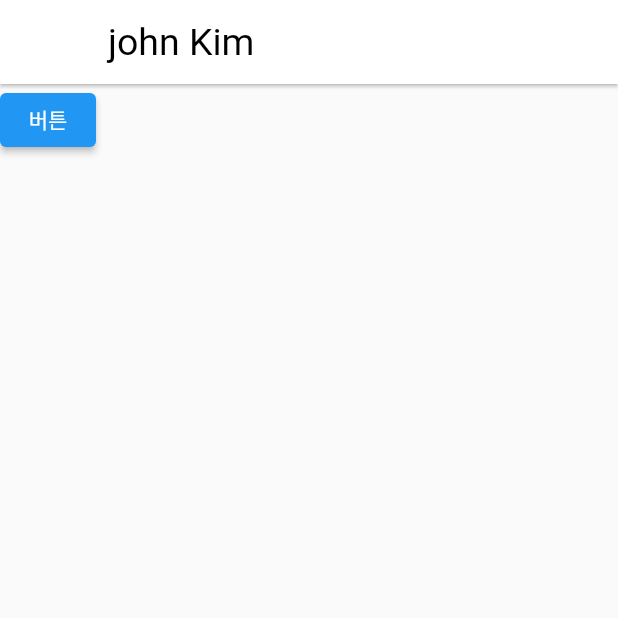
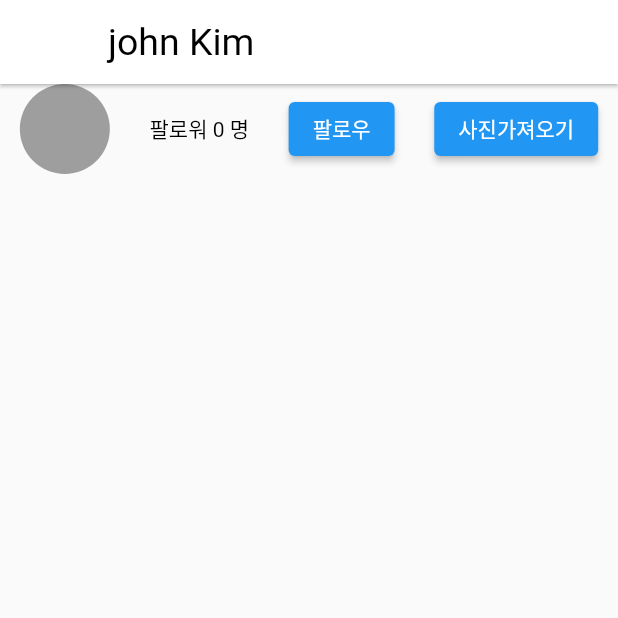
Before and after one commit to sh6137/instagram, a Flutter app: the Profile screen opened directly, on a phone screen of 412 x 824 dp, the top half of it. Run offline on Flutter 3.47's test engine with Material 2 defaults, Android fonts, the phone set to English and light mode, and no system bars; our stand-ins replace image_picker, shared_preferences; accounts and stored records are empty; network calls fail.

```diff
--- a/lib/main.dart
+++ b/lib/main.dart
@@ -11,8 +11,12 @@ import 'package:provider/provider.dart';
 
 void main() {
   runApp(
-    ChangeNotifierProvider(
-      create: (c) => Store1(),
+    MultiProvider(
+      providers: [
+        ChangeNotifierProvider(create: (c) => Store1(),),
+        ChangeNotifierProvider(create: (c) => Store2(),),
+      ],
+
       child: MaterialApp(
         theme: style.theme,
         home: MyApp(),
@@ -185,7 +189,7 @@ class _HomeState extends State<Home> {
                         child: Text(widget.data[i]['user']),
                         onTap: () {
                           Navigator.push(context,
-                              CupertinoPageRoute(builder: (c) => Profile() ));
+                              CupertinoPageRoute(builder: (c) => Profile()));
                         },
                       ),
                       Text("좋아요 ${widget.data[i]['likes'].toString()}"),
@@ -244,12 +248,34 @@ class Upload extends StatelessWidget {
     );
   }
 }
+class Store2 extends ChangeNotifier {
+  var name = 'john Kim';
+}
+
 
 //state 보관함
-class Store1 extends ChangeNotifier{
-  var name = 'john Kim';
-  changeName(){
-    name = 'john Park';
+class Store1 extends ChangeNotifier {
+  var follower = 0;
+  var friend = false;
+  var profileImage = [];
+
+  getData() async{
+    var result = await http.get(Uri.parse('https://codingapple1.github.io/app/profile.json'));
+    var result2 = jsonDecode(result.body);
+    profileImage = result2;
+
+    print(profileImage);
+    notifyListeners();
+  }
+
+  addFollower() {
+    if (friend == false) {
+      follower++;
+      friend = true;
+    } else {
+      follower--;
+      friend = false;
+    }
     notifyListeners();
   }
 }
@@ -260,12 +286,29 @@ class Profile extends StatelessWidget {
   @override
   Widget build(BuildContext context) {
     return Scaffold(
-      appBar: AppBar(title: Text(context.watch<Store1>().name),),
-      body: Column(
+      appBar: AppBar(
+        title: Text(context.watch<Store2>().name),
+      ),
+      body: Row(
+        mainAxisAlignment: MainAxisAlignment.spaceAround,
         children: [
-          ElevatedButton(onPressed: (){
-            context.read<Store1>().changeName();
-          }, child: Text('버튼'))
+          CircleAvatar(
+            radius: 30,
+            backgroundColor: Colors.grey,
+          ),
+          Text('팔로워 ${context.watch<Store1>().follower} 명'),
+          ElevatedButton(
+            onPressed: () {
+              context.read<Store1>().addFollower();
+            },
+            child: Text('팔로우'),
+          ),
+          ElevatedButton(
+              onPressed: (){
+                context.read<Store1>().getData();
+              },
+              child: Text('사진가져오기')
+          )
         ],
       ),
     );
```
